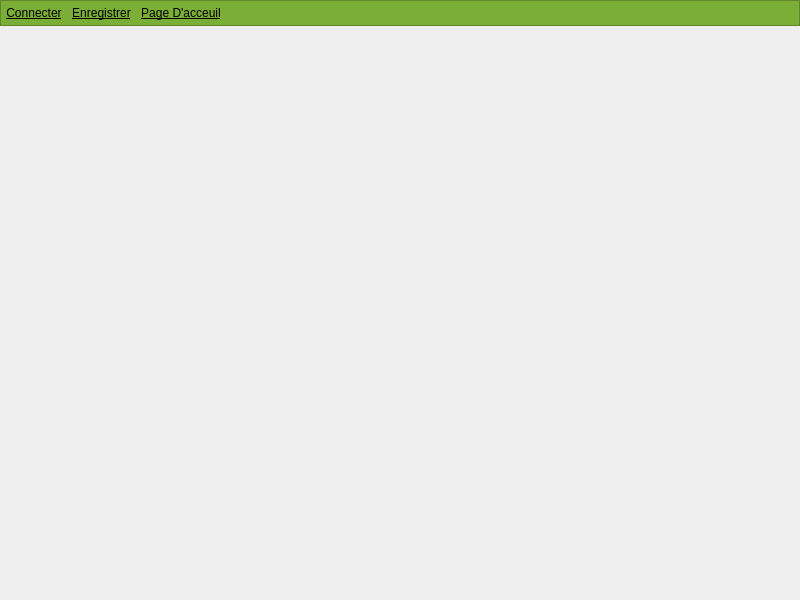
The window that messager-ui-files/mainwindow.ui (ToxicJuice23/messager) describes before a commit, drawn with Qt 5.
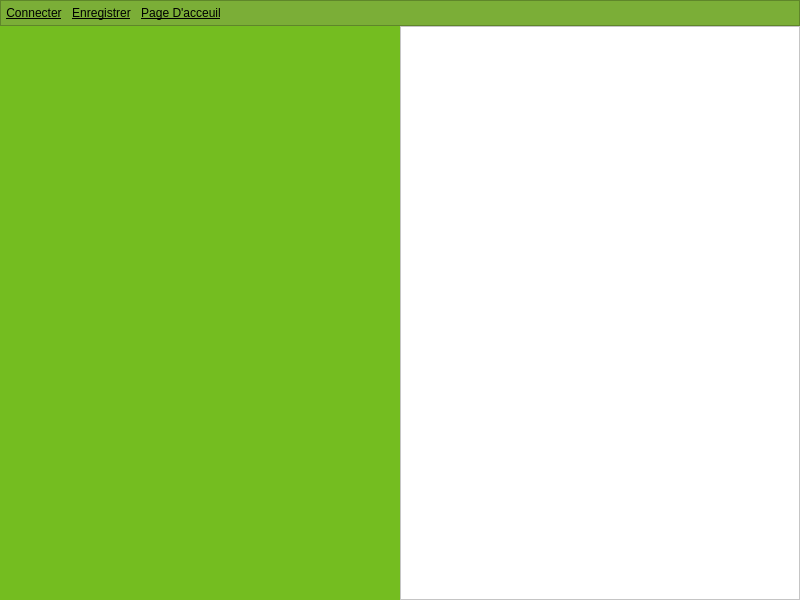
The same window after the commit. The open tabs and pages were chosen to show the change.

Commit message: Login and register working, conversation list working too

```diff
--- a/messager-ui-files/mainwindow.ui
+++ b/messager-ui-files/mainwindow.ui
@@ -17,7 +17,10 @@
    <property name="styleSheet">
     <string notr="true">background-color: 7bae37</string>
    </property>
-   <layout class="QGridLayout" name="gridLayout">
+   <layout class="QVBoxLayout" name="verticalLayout">
+    <property name="spacing">
+     <number>0</number>
+    </property>
     <property name="leftMargin">
      <number>0</number>
     </property>
@@ -30,10 +33,7 @@
     <property name="bottomMargin">
      <number>0</number>
     </property>
-    <property name="spacing">
-     <number>0</number>
-    </property>
-    <item row="0" column="0">
+    <item>
      <widget class="QFrame" name="frame">
       <property name="styleSheet">
        <string notr="true">background-color: #7bae37; text-decoration: underline;</string>
@@ -106,7 +106,7 @@
       </layout>
      </widget>
     </item>
-    <item row="1" column="0">
+    <item>
      <widget class="QStackedWidget" name="StackedWidget">
       <property name="currentIndex">
        <number>1</number>
@@ -338,7 +338,86 @@
        </layout>
       </widget>
       <widget class="QWidget" name="Homepage">
-       <layout class="QGridLayout" name="gridLayout_4"/>
+       <property name="styleSheet">
+        <string notr="true">background-color: #74bd20; text-align: left;</string>
+       </property>
+       <layout class="QGridLayout" name="gridLayout_4">
+        <property name="leftMargin">
+         <number>0</number>
+        </property>
+        <property name="topMargin">
+         <number>0</number>
+        </property>
+        <property name="rightMargin">
+         <number>0</number>
+        </property>
+        <property name="bottomMargin">
+         <number>0</number>
+        </property>
+        <property name="spacing">
+         <number>0</number>
+        </property>
+        <item row="0" column="0">
+         <widget class="QScrollArea" name="scrollArea">
+          <property name="styleSheet">
+           <string notr="true">background-color: #74bd20; text-align: left; border: 0;</string>
+          </property>
+          <property name="widgetResizable">
+           <bool>true</bool>
+          </property>
+          <widget class="QWidget" name="conversations">
+           <property name="geometry">
+            <rect>
+             <x>0</x>
+             <y>0</y>
+             <width>400</width>
+             <height>571</height>
+            </rect>
+           </property>
+           <property name="styleSheet">
+            <string notr="true">padding: 5px;</string>
+           </property>
+           <layout class="QVBoxLayout" name="verticalLayout_2">
+            <property name="spacing">
+             <number>0</number>
+            </property>
+            <property name="leftMargin">
+             <number>0</number>
+            </property>
+            <property name="topMargin">
+             <number>0</number>
+            </property>
+            <property name="rightMargin">
+             <number>0</number>
+            </property>
+            <property name="bottomMargin">
+             <number>0</number>
+            </property>
+           </layout>
+          </widget>
+         </widget>
+        </item>
+        <item row="0" column="1" rowspan="2">
+         <widget class="QScrollArea" name="scrollArea_2">
+          <property name="styleSheet">
+           <string notr="true">background-color: white;</string>
+          </property>
+          <property name="widgetResizable">
+           <bool>true</bool>
+          </property>
+          <widget class="QWidget" name="scrollAreaWidgetContents">
+           <property name="geometry">
+            <rect>
+             <x>0</x>
+             <y>0</y>
+             <width>398</width>
+             <height>569</height>
+            </rect>
+           </property>
+          </widget>
+         </widget>
+        </item>
+       </layout>
       </widget>
      </widget>
     </item>
```
Left out of the diff: 32 changed lines with no effect on the pictures. The commit also changes 33 other files.
